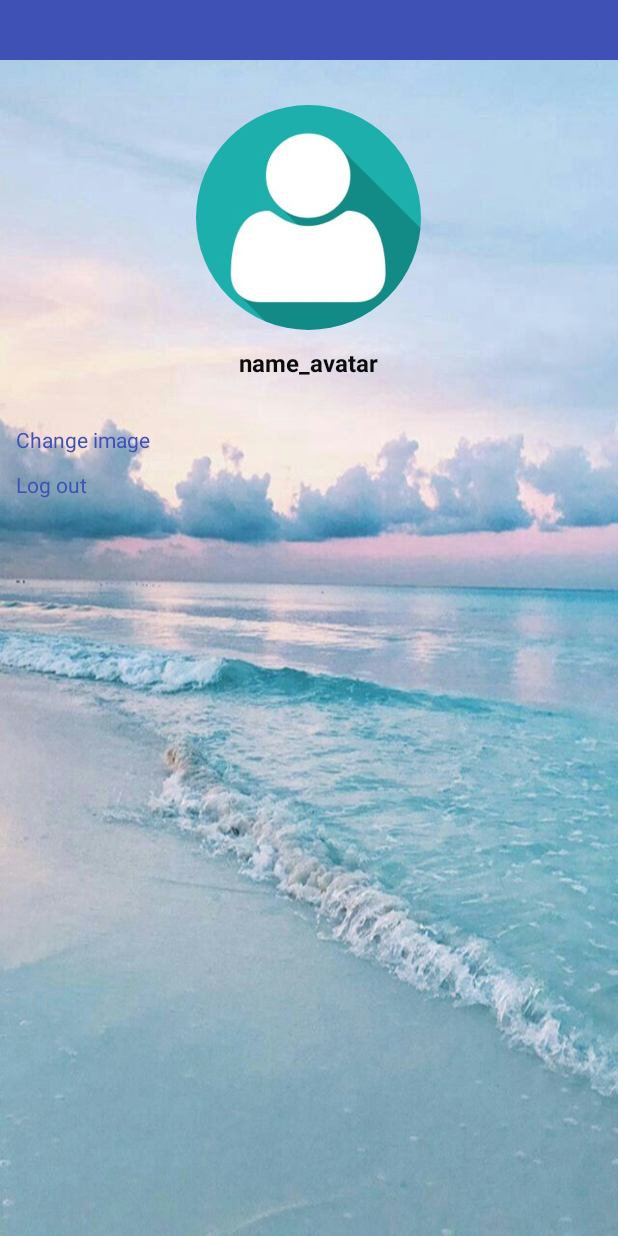
After one commit to NguyenThaoUyen/Semina, an Android app: the Setting_accountActivity screen opened directly, with no data from a screen before it, on a phone screen of 412 x 824 dp. The commit adds this screen. Run offline under Robolectric (Android 15) with nearby library versions, the phone set to English and light mode, and no system bars; our stand-ins replace CircleImageView.

Commit message:
mới commit nè  :)

```diff
--- a/app/build.gradle
+++ b/app/build.gradle
@@ -32,6 +32,10 @@ dependencies {
     implementation 'com.google.firebase:firebase-storage:16.1.0'
     testImplementation 'junit:junit:4.12'
     //glide
+    //circle image
+
+    implementation 'de.hdodenhof:circleimageview:3.0.0'
+
     implementation 'com.github.bumptech.glide:glide:4.9.0'
     annotationProcessor 'com.github.bumptech.glide:compiler:4.9.0'
 
--- a/app/src/main/java/com/example/semina/RegisterActivity.java
+++ b/app/src/main/java/com/example/semina/RegisterActivity.java
@@ -64,9 +64,9 @@ public class RegisterActivity extends AppCompatActivity {
                 String txt_pass = password.getText().toString();
 
                 if (TextUtils.isEmpty(txt_user) || (TextUtils.isEmpty(txt_email)) || (TextUtils.isEmpty(txt_pass))){
-                    Toast.makeText(RegisterActivity.this, "All fileds are required", Toast.LENGTH_SHORT).show();
+                    Toast.makeText(RegisterActivity.this, "Đăng nhập lại", Toast.LENGTH_SHORT).show();
                 } else if (txt_pass.length()<6){
-                    Toast.makeText(RegisterActivity.this, "Password must be a least 6 characters", Toast.LENGTH_SHORT).show();
+                    Toast.makeText(RegisterActivity.this, "Password phải lớn hơn 6 kí tự", Toast.LENGTH_SHORT).show();
                 } else {
                     register(txt_user, txt_email, txt_pass);
                 }
@@ -104,7 +104,7 @@ public class RegisterActivity extends AppCompatActivity {
                                 });
                             } else {
                                 // If sign in fails, display a message to the user.
-                                Toast.makeText(RegisterActivity.this, "Authentication failed.", Toast.LENGTH_SHORT).show();
+                                Toast.makeText(RegisterActivity.this, "Tài khoảnh không đúng", Toast.LENGTH_SHORT).show();
                             }
                         }
                     });
--- /dev/null
+++ b/app/src/main/java/com/example/semina/Setting_accountActivity.java
@@ -0,0 +1,13 @@
+package com.example.semina;
+
+import android.support.v7.app.AppCompatActivity;
+import android.os.Bundle;
+
+public class Setting_accountActivity extends AppCompatActivity {
+
+    @Override
+    protected void onCreate(Bundle savedInstanceState) {
+        super.onCreate(savedInstanceState);
+        setContentView(R.layout.activity_setting_account);
+    }
+}
--- a/app/src/main/res/layout/activity_login_users.xml
+++ b/app/src/main/res/layout/activity_login_users.xml
@@ -35,14 +35,15 @@
         android:id="@+id/ed_password"
         android:hint="@string/hint_password"
         android:layout_marginTop="10dp"
-        android:inputType="textPassword" />
+        android:inputType="textEmailAddress" />
     <Button
         android:id="@+id/btn_login"
         android:layout_width="wrap_content"
         android:layout_height="wrap_content"
         android:layout_gravity="center"
         android:background="@color/button"
-        android:text="@string/Login"/>
+        android:text="@string/Login"
+        android:layout_marginTop="10dp"/>
 
 
 
--- /dev/null
+++ b/app/src/main/res/layout/activity_setting_account.xml
@@ -0,0 +1,63 @@
+<?xml version="1.0" encoding="utf-8"?>
+<LinearLayout
+    xmlns:android="http://schemas.android.com/apk/res/android"
+    xmlns:app="http://schemas.android.com/apk/res-auto"
+    xmlns:tools="http://schemas.android.com/tools"
+    android:layout_width="match_parent"
+    android:layout_height="match_parent"
+    tools:context=".Setting_accountActivity"
+    android:background="@drawable/nen"
+    android:orientation="vertical">
+    <include
+        android:id="@+id/toolbar"
+        layout="@layout/toolbar" />
+
+
+
+          <de.hdodenhof.circleimageview.CircleImageView
+              android:layout_width="150dp"
+              android:layout_height="150dp"
+              android:src="@drawable/default_avatar"
+              android:id="@+id/image"
+              android:layout_gravity="center"
+              android:layout_marginTop="30dp"
+              />
+
+            <TextView
+                android:id="@+id/name_avatar"
+                android:layout_width="wrap_content"
+                android:layout_height="wrap_content"
+                android:text="@string/name_avatar"
+                android:textSize="16sp"
+                android:textColor="@color/black"
+                android:padding="5dp"
+                android:textStyle="bold"
+                android:layout_toRightOf="@+id/image"
+                android:layout_gravity="center"
+                android:layout_marginTop="5dp"
+
+
+                        />
+            <TextView
+                android:id="@+id/change_image"
+                android:layout_width="wrap_content"
+                android:layout_height="wrap_content"
+                android:text="@string/change_image"
+                android:textColor="@color/toolbar"
+                android:padding="5dp"
+                android:layout_marginLeft="5dp"
+                android:layout_marginTop="20dp">
+
+            </TextView>
+          <TextView
+              android:id="@+id/log_out"
+              android:layout_width="wrap_content"
+              android:layout_height="wrap_content"
+              android:text="@string/log_out"
+              android:textColor="@color/toolbar"
+              android:padding="5dp"
+              android:layout_marginLeft="5dp"
+
+      />
+
+</LinearLayout>
```
Also changed, not shown: app/src/main/AndroidManifest.xml (+7 -6 lines), app/src/main/java/com/example/semina/Adapter/UserAdapter.java (added, +54 -0 lines), app/src/main/java/com/example/semina/LoginUsersActivity.java (+2 -5 lines), app/src/main/java/com/example/semina/Model/User.java (added, +37 -0 lines), app/src/main/res/menu/menu.xml (+9 -0 lines), app/src/main/res/values/strings.xml (+11 -4 lines), app/src/main/res/drawable-v24/default_avatar.jpg (added), app/src/main/res/drawable/icon_change_image.jpg (added).
